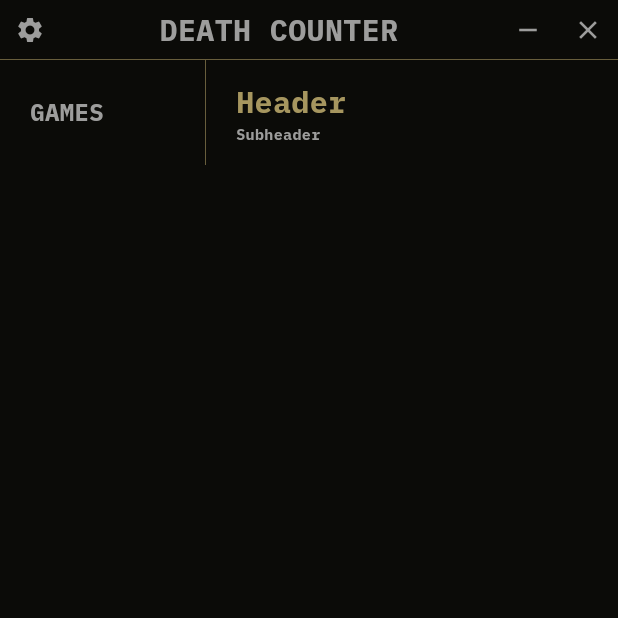
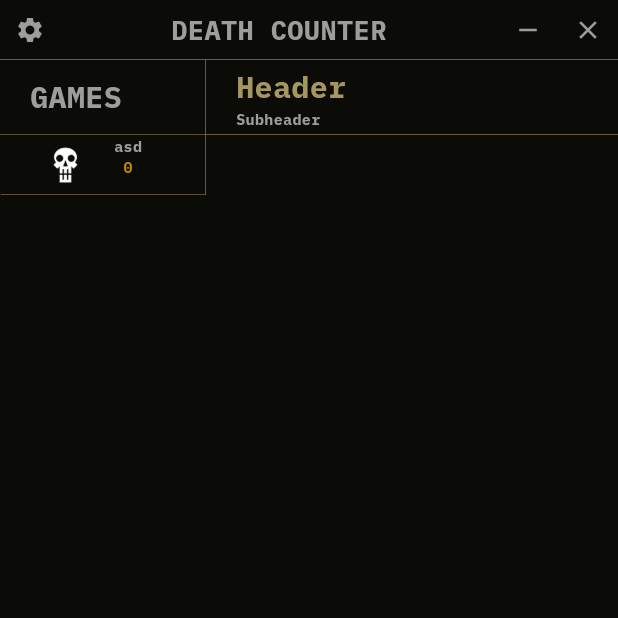
Before and after one commit to Wonder849/Death-Counter, a Flutter app: the screen it shows after launch, on a phone screen of 412 x 824 dp, the top half of it. Run offline on Flutter 3.47's test engine with Material 3 defaults, Android fonts, the light colour scheme and no system bars; missing offline and left inert: window_manager.

Commit message:
Add game tile & some logic

```diff
--- a/lib/models/boss_model.dart
+++ b/lib/models/boss_model.dart
@@ -2,14 +2,14 @@ import 'package:flutter/material.dart';
 
 // Boss information
 class BossModel {
-  Image? bossIcon = Image(image: AssetImage('Img/skull.png'));
+  ImageProvider? bossIcon = AssetImage('Img/skull.png');
 
   String bossTitle = "Boss";
   String? bossSubTitle;
 
   int? deaths;
 
-  BossModel({Image? bossImage, required this.bossTitle, bossSubtitle, int? deaths})
+  BossModel({ImageProvider? bossImage, required this.bossTitle, bossSubtitle, int? deaths})
   {
     bossIcon = bossImage;
     bossTitle = bossTitle;
--- a/lib/models/game_model.dart
+++ b/lib/models/game_model.dart
@@ -3,7 +3,7 @@ import 'package:flutter/material.dart';
 
 // Game information
 class GameModel {
-  Image? gameIcon = Image(image: AssetImage('Img/skull.png'));
+  ImageProvider gameIcon = AssetImage('Img/skull.png');
 
   String gameName = "Game";
 
@@ -11,7 +11,7 @@ class GameModel {
 
   List<BossModel>? bosses;
 
-  GameModel({Image? gameIcon, required this.gameName,int? gameDeaths,List<BossModel>? bosses}) {
+  GameModel({ImageProvider? gameIcon, required this.gameName,int? gameDeaths,List<BossModel>? bosses}) {
     gameName = gameName;
     gameDeaths = gameDeaths;
     bosses = bosses;
--- a/lib/pages/main_page.dart
+++ b/lib/pages/main_page.dart
@@ -1,4 +1,6 @@
+import 'package:death_counter/models/game_model.dart';
 import 'package:death_counter/styles/colors.dart';
+import 'package:death_counter/tiles.dart/game_tile.dart';
 import 'package:death_counter/utils/lists_headers.dart';
 import 'package:death_counter/utils/title_bar.dart';
 import 'package:flutter/material.dart';
@@ -18,8 +20,14 @@ class _MainPageState extends State<MainPage> {
         children: [
           CustomTitleBar(),
           Row(
+            crossAxisAlignment: CrossAxisAlignment.start,
             children: [
-              Expanded(flex: 1, child: GameListHeader()),
+              Expanded(flex: 1, child: Column(
+                children: [
+                  GameListHeader(),
+                  GameTile(game: GameModel(gameName: "asd"))
+                ],
+              )),
               Expanded(flex: 2, child: BossListHeader()),
             ],
           ),
--- a/lib/styles/colors.dart
+++ b/lib/styles/colors.dart
@@ -8,4 +8,5 @@ class MyColors
   static const yellowColor = Color(0xFFB8820A);
   static const almostYellowColor = Color(0xFFA6965F);
   static const hoverTitleBarColor = Color.fromARGB(65, 255, 255, 255);
+  static const activeTileBg = Color(0xFF17170C);
 }
--- a/lib/styles/sizes.dart
+++ b/lib/styles/sizes.dart
@@ -4,4 +4,9 @@ class MySizes
 {
   static const double textPad20 = 20;
   static const double borderWidth = 0.4;
+  static const double headersHeight = 50;
+  static const double titlesTextSz = 20;
+  static const double subTitlesTextSz = 10;
+  static const double tilesHight = 40;
+  static const double iconsSz = 25;
 }
--- /dev/null
+++ b/lib/tiles.dart/game_tile.dart
@@ -0,0 +1,61 @@
+import 'package:death_counter/models/game_model.dart';
+import 'package:death_counter/styles/colors.dart';
+import 'package:death_counter/styles/sizes.dart';
+import 'package:flutter/material.dart';
+
+// Widget, contains game info
+class GameTile extends StatefulWidget {
+  final GameModel game;
+
+  GameTile({required this.game, super.key});
+
+  @override
+  State<GameTile> createState() => _GameTileState();
+}
+
+class _GameTileState extends State<GameTile> {
+  bool isSelected = false;
+
+  @override
+  Widget build(BuildContext context) {
+    return Container(
+      height: 40,
+      decoration: BoxDecoration(
+        color: isSelected ? MyColors.activeTileBg : Colors.transparent,
+        border: Border(
+          left: isSelected? BorderSide(width: 2, color: MyColors.yellowColor) : BorderSide(color: Colors.transparent),
+          bottom: BorderSide(width: MySizes.borderWidth, color: MyColors.bordersColor),
+          right: BorderSide(width: MySizes.borderWidth, color: MyColors.bordersColor)
+        )
+      ),
+      child: Container(
+        padding: EdgeInsets.only(left: 30),
+        child: Row(
+          children: [
+            Image(
+              image: widget.game.gameIcon, height: MySizes.iconsSz, width: MySizes.iconsSz, fit: BoxFit.contain
+            ),
+            Container(
+              padding: EdgeInsets.only(left: 20),
+              child: Column(
+                children: [
+                  Text(
+                    widget.game.gameName,
+                    style: TextStyle(
+                      color: isSelected? MyColors.almostYellowColor : MyColors.whiteColor,
+                      fontSize: 10,
+                    ),
+                  ),
+                  Text(
+                    widget.game.gameDeaths?.toString() ?? '0',
+                    style: TextStyle(color: MyColors.yellowColor, fontSize: 10),
+                  ),
+                ],
+              ),
+            ),
+          ],
+        ),
+      ),
+    );
+  }
+}
--- a/lib/utils/games_list_controller.dart
+++ b/lib/utils/games_list_controller.dart
@@ -11,15 +11,25 @@ class GamesListController {
     gamesList = gamesList;
   }
 
-  void AddGame({required GameModel game}){
+  void AddGame({required GameModel game}) {
     this.gamesList?.add(game);
+
+    print("${game.gameName} game was added.");
   }
 
-  void DeleteGame(){
+  void DeleteGame(int index) {
+    this.gamesList?.removeAt(index);
 
+    print("${this.gamesList?.elementAt(index).gameName} game was deleted.");
   }
 
-  void ChangeGameInfo(Image? gameIcon, gameName,int? gameDeaths, List<BossModel>? bosses){
+  void ChangeGameInfo(int gameIndex, ImageProvider? gameIcon, gameName,int? gameDeaths, List<BossModel>? bosses) {
+    var game = this.gamesList?.elementAt(gameIndex);
 
+    game?.gameName = gameName;
+    game?.gameDeaths = gameDeaths;
+    game?.bosses = bosses;
+
+    print("${game?.gameName} game info was changed.");
   }
 }
--- a/lib/utils/lists_headers.dart
+++ b/lib/utils/lists_headers.dart
@@ -9,18 +9,19 @@ class GameListHeader extends StatelessWidget {
   @override
   Widget build(BuildContext context) {
     return Container(
-      height: 70,
+      height: MySizes.headersHeight,
       alignment: AlignmentGeometry.centerStart,
       padding: EdgeInsets.only(left: MySizes.textPad20),
-      decoration: BoxDecoration(border: Border(right: BorderSide(color: MyColors.bordersColor, width: MySizes.borderWidth)), ),
+      decoration: BoxDecoration(border: Border(right: BorderSide(color: MyColors.bordersColor, width: MySizes.borderWidth), bottom: BorderSide(color: MyColors.bordersColor, width: MySizes.borderWidth))),
       child: Text(
         "GAMES",
-        style: TextStyle(color: MyColors.whiteColor, fontSize: 16),
+        style: TextStyle(color: MyColors.whiteColor, fontSize: MySizes.titlesTextSz),
       ),
     );
   }
 }
 
+// Header above boses list
 class BossListHeader extends StatefulWidget {
   const BossListHeader({super.key});
 
@@ -32,8 +33,9 @@ class _BossListHeaderState extends State<BossListHeader> {
   @override
   Widget build(BuildContext context) {
     return Container(
-      height: 70,
+      height: MySizes.headersHeight,
       padding: EdgeInsets.only(left: MySizes.textPad20),
+      decoration: BoxDecoration(border: Border(bottom: BorderSide(width: MySizes.borderWidth, color: MyColors.bordersColor))),
       child: Row(
         children: [
           Container(
@@ -41,8 +43,8 @@ class _BossListHeaderState extends State<BossListHeader> {
               crossAxisAlignment: CrossAxisAlignment.start,
               mainAxisAlignment: MainAxisAlignment.center,
               children: [
-                Text("Header", style: TextStyle(color: MyColors.almostYellowColor, fontSize: 20)),
-                Text("Subheader", style: TextStyle(color: MyColors.whiteColor, fontSize: 10))
+                Text("Header", style: TextStyle(color: MyColors.almostYellowColor, fontSize: MySizes.titlesTextSz)),
+                Text("Subheader", style: TextStyle(color: MyColors.whiteColor, fontSize: MySizes.subTitlesTextSz))
               ],
             ),
           )
--- a/lib/utils/title_bar.dart
+++ b/lib/utils/title_bar.dart
@@ -26,7 +26,7 @@ class CustomTitleBar extends StatelessWidget {
               textAlign: TextAlign.center,
               style: TextStyle(
                 color:MyColors.whiteColor,
-                fontSize: 20,
+                fontSize: 18,
               ),
             )
           )),
```
Also changed, not shown: lib/tiles.dart/boss_tile.dart (added).
